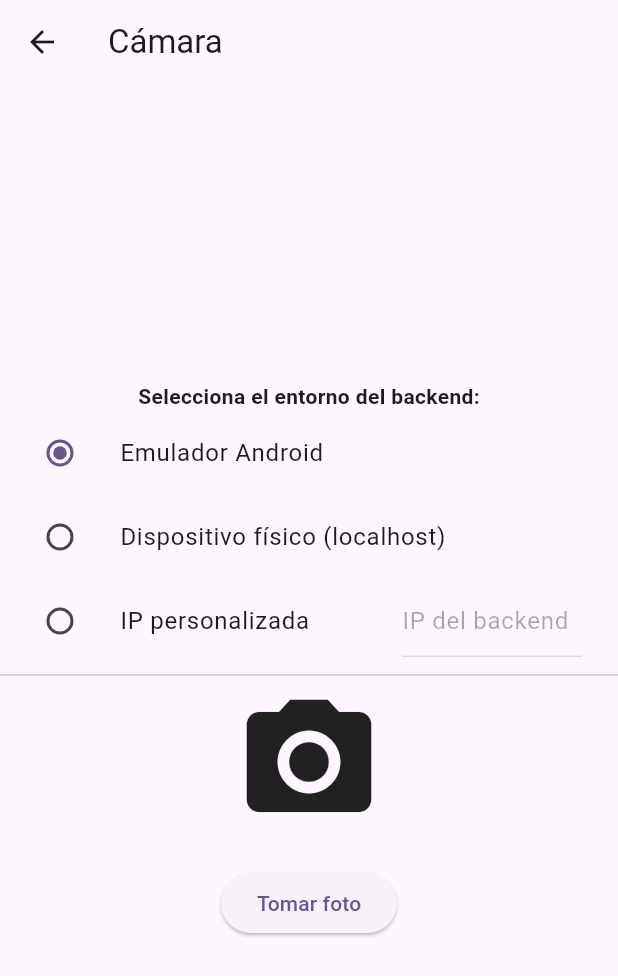
After one commit to SebasYnojosa/llovizlens, a Flutter app: the PantallaCamara screen opened by its route, after a tap on "Tomar foto", on a phone screen of 412 x 824 dp. The commit adds this screen. Shown: the top 976 px of the screen. Run offline on Flutter 3.47's test engine with Material 3 defaults, Android fonts, the phone set to English and light mode, and no system bars; our stand-ins replace image_picker.

Commit message:
primeros cambios

```diff
--- /dev/null
+++ b/lib/pantalla_camara.dart
@@ -0,0 +1,166 @@
+import 'package:flutter/material.dart';
+import 'package:image_picker/image_picker.dart';
+import 'dart:io';
+import 'pantalla_resultado.dart';
+import 'package:http/http.dart' as http;
+import 'dart:convert';
+
+class PantallaCamara extends StatefulWidget {
+  const PantallaCamara({super.key});
+
+  @override
+  State<PantallaCamara> createState() => _PantallaCamaraState();
+}
+
+class _PantallaCamaraState extends State<PantallaCamara> {
+  File? _foto;
+  final ImagePicker _picker = ImagePicker();
+  bool _cargando = false;
+
+  // Opciones de backend
+  String _backendUrl = 'http://10.0.2.2:5000/predict';
+  final TextEditingController _ipController = TextEditingController();
+  final List<Map<String, String>> _opciones = [
+    {'label': 'Emulador Android', 'url': 'http://10.0.2.2:5000/predict'},
+    {'label': 'Dispositivo físico (localhost)', 'url': 'http://localhost:5000/predict'},
+    {'label': 'IP personalizada', 'url': ''},
+  ];
+  int _opcionSeleccionada = 0;
+
+  @override
+  void dispose() {
+    _ipController.dispose();
+    super.dispose();
+  }
+
+  Future<void> _tomarFoto() async {
+    final XFile? imagen = await _picker.pickImage(source: ImageSource.camera);
+    if (imagen != null) {
+      setState(() {
+        _foto = File(imagen.path);
+      });
+      await _enviarFotoAlBackend(_foto!);
+    }
+  }
+
+  Future<void> _enviarFotoAlBackend(File foto) async {
+    setState(() {
+      _cargando = true;
+    });
+    try {
+      String url = _backendUrl;
+      if (_opcionSeleccionada == 2) {
+        // IP personalizada
+        final ip = _ipController.text.trim();
+        if (ip.isEmpty) {
+          _mostrarError('Debes ingresar la IP del backend');
+          setState(() { _cargando = false; });
+          return;
+        }
+        url = 'http://$ip:5000/predict';
+      }
+      var uri = Uri.parse(url);
+      var request = http.MultipartRequest('POST', uri)
+        ..files.add(await http.MultipartFile.fromPath('file', foto.path));
+      var response = await request.send();
+      if (response.statusCode == 200) {
+        var respStr = await response.stream.bytesToString();
+        var data = json.decode(respStr);
+        Navigator.push(
+          context,
+          MaterialPageRoute(
+            builder: (context) => PantallaResultado(
+              nombreComun: data['nombre_comun'] ?? 'Desconocido',
+              nombreCientifico: data['nombre_cientifico'] ?? '',
+              foto: foto,
+            ),
+          ),
+        );
+      } else {
+        _mostrarError('Error del backend: ${response.statusCode}');
+      }
+    } catch (e) {
+      _mostrarError('Error de conexión: $e');
+    } finally {
+      setState(() {
+        _cargando = false;
+      });
+    }
+  }
+
+  void _mostrarError(String mensaje) {
+    showDialog(
+      context: context,
+      builder: (context) => AlertDialog(
+        title: const Text('Error'),
+        content: Text(mensaje),
+        actions: [
+          TextButton(
+            onPressed: () => Navigator.pop(context),
+            child: const Text('Cerrar'),
+          ),
+        ],
+      ),
+    );
+  }
+
+  @override
+  Widget build(BuildContext context) {
+    return Scaffold(
+      appBar: AppBar(
+        title: const Text('Cámara'),
+      ),
+      body: Center(
+        child: _cargando
+            ? const CircularProgressIndicator()
+            : SingleChildScrollView(
+                child: Column(
+                  mainAxisAlignment: MainAxisAlignment.center,
+                  children: [
+                    // Selector de backend
+                    const Text('Selecciona el entorno del backend:', style: TextStyle(fontWeight: FontWeight.bold)),
+                    for (int i = 0; i < _opciones.length; i++)
+                      ListTile(
+                        title: Text(_opciones[i]['label']!),
+                        leading: Radio<int>(
+                          value: i,
+                          groupValue: _opcionSeleccionada,
+                          onChanged: (int? value) {
+                            setState(() {
+                              _opcionSeleccionada = value!;
+                              if (i < 2) {
+                                _backendUrl = _opciones[i]['url']!;
+                              }
+                            });
+                          },
+                        ),
+                        trailing: i == 2
+                            ? SizedBox(
+                                width: 120,
+                                child: TextField(
+                                  controller: _ipController,
+                                  enabled: _opcionSeleccionada == 2,
+                                  decoration: const InputDecoration(
+                                    hintText: 'IP del backend',
+                                  ),
+                                  keyboardType: TextInputType.number,
+                                ),
+                              )
+                            : null,
+                      ),
+                    const Divider(),
+                    _foto != null
+                        ? Image.file(_foto!, width: 200, height: 200)
+                        : const Icon(Icons.camera_alt, size: 100),
+                    const SizedBox(height: 20),
+                    ElevatedButton(
+                      onPressed: _tomarFoto,
+                      child: const Text('Tomar foto'),
+                    ),
+                  ],
+                ),
+              ),
+      ),
+    );
+  }
+}
--- a/pubspec.yaml
+++ b/pubspec.yaml
@@ -34,6 +34,8 @@ dependencies:
   # The following adds the Cupertino Icons font to your application.
   # Use with the CupertinoIcons class for iOS style icons.
   cupertino_icons: ^1.0.8
+  image_picker: ^1.0.7
+  http: ^1.1.0
 
 dev_dependencies:
   flutter_test:
```
Also changed, not shown: backend_flask/requirements.txt (added, +7 -0 lines), lib/main.dart (+25 -87 lines), lib/pantalla_catalogo.dart (added, +65 -0 lines), lib/pantalla_resultado.dart (added, +44 -0 lines), pubspec.lock, 9 other files.
